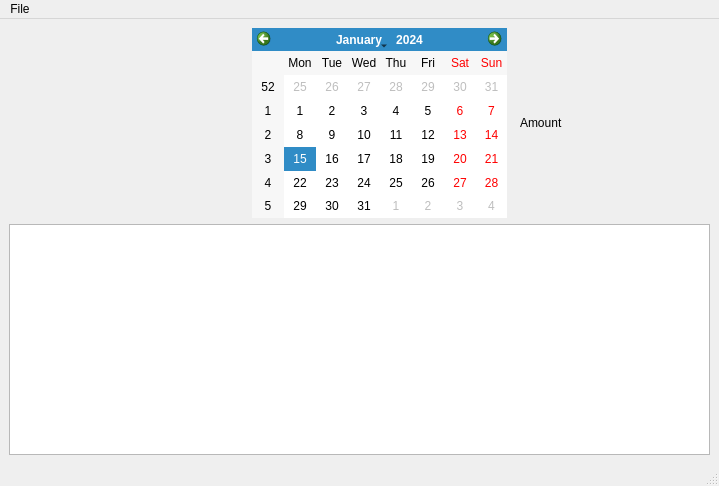
Before: the Qt Designer form src/MainWindow.ui in kermitmei/AK101, drawn with Qt 5.
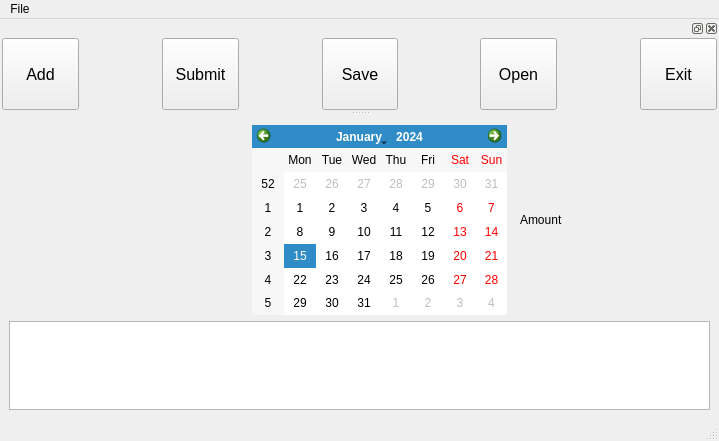
After: the same form once the commit is applied. Icons and pictures are not drawn.

Patch:
```diff
--- a/src/MainWindow.ui
+++ b/src/MainWindow.ui
@@ -7,7 +7,7 @@
     <x>0</x>
     <y>0</y>
     <width>719</width>
-    <height>486</height>
+    <height>441</height>
    </rect>
   </property>
   <property name="minimumSize">
@@ -18,7 +18,7 @@
   </property>
   <property name="maximumSize">
    <size>
-    <width>9998</width>
+    <width>16777215</width>
     <height>16777215</height>
    </size>
   </property>
@@ -35,12 +35,9 @@
    <bool>false</bool>
   </property>
   <widget class="QWidget" name="centralwidget">
-   <layout class="QGridLayout" name="gridLayout_2">
+   <layout class="QGridLayout" name="gridLayout_3">
     <item row="0" column="0">
      <layout class="QGridLayout" name="gridLayout">
-      <property name="horizontalSpacing">
-       <number>6</number>
-      </property>
       <item row="0" column="0">
        <widget class="QLabel" name="m_logoLabel">
         <property name="minimumSize">
@@ -63,6 +60,19 @@
         </property>
        </widget>
       </item>
+      <item row="0" column="1">
+       <spacer name="m_horizontalSpacer_2">
+        <property name="orientation">
+         <enum>Qt::Horizontal</enum>
+        </property>
+        <property name="sizeHint" stdset="0">
+         <size>
+          <width>20</width>
+          <height>20</height>
+         </size>
+        </property>
+       </spacer>
+      </item>
       <item row="0" column="2">
        <widget class="QCalendarWidget" name="m_calendarWidget">
         <property name="minimumSize">
@@ -79,6 +89,19 @@
         </property>
        </widget>
       </item>
+      <item row="0" column="3">
+       <spacer name="m_horizontalSpacer">
+        <property name="orientation">
+         <enum>Qt::Horizontal</enum>
+        </property>
+        <property name="sizeHint" stdset="0">
+         <size>
+          <width>20</width>
+          <height>20</height>
+         </size>
+        </property>
+       </spacer>
+      </item>
       <item row="0" column="4">
        <widget class="QLabel" name="m_amountLabel">
         <property name="minimumSize">
@@ -99,33 +122,14 @@
        </widget>
       </item>
       <item row="1" column="0" colspan="5">
-       <widget class="QTableView" name="m_memberView"/>
-      </item>
-      <item row="0" column="3">
-       <spacer name="m_horizontalSpacer">
-        <property name="orientation">
-         <enum>Qt::Horizontal</enum>
-        </property>
-        <property name="sizeHint" stdset="0">
+       <widget class="QTableView" name="m_memberView">
+        <property name="minimumSize">
          <size>
-          <width>20</width>
-          <height>20</height>
+          <width>700</width>
+          <height>75</height>
          </size>
         </property>
-       </spacer>
-      </item>
-      <item row="0" column="1">
-       <spacer name="m_horizontalSpacer_2">
-        <property name="orientation">
-         <enum>Qt::Horizontal</enum>
-        </property>
-        <property name="sizeHint" stdset="0">
-         <size>
-          <width>20</width>
-          <height>20</height>
-         </size>
-        </property>
-       </spacer>
+       </widget>
       </item>
      </layout>
     </item>
@@ -145,15 +149,232 @@
      <string>File</string>
     </property>
     <addaction name="m_addAction"/>
-    <addaction name="m_openAction"/>
-    <addaction name="m_saveAction"/>
     <addaction name="m_submitAction"/>
+    <addaction name="m_saveAction"/>
+    <addaction name="m_openAction"/>
     <addaction name="separator"/>
     <addaction name="m_exitAction"/>
    </widget>
    <addaction name="menuFile"/>
   </widget>
   <widget class="QStatusBar" name="statusbar"/>
+  <widget class="QDockWidget" name="dockWidget_2">
+   <attribute name="dockWidgetArea">
+    <number>4</number>
+   </attribute>
+   <widget class="QWidget" name="dockWidgetContents_2">
+    <property name="layoutDirection">
+     <enum>Qt::LeftToRight</enum>
+    </property>
+    <layout class="QGridLayout" name="gridLayout_2">
+     <property name="sizeConstraint">
+      <enum>QLayout::SetNoConstraint</enum>
+     </property>
+     <property name="leftMargin">
+      <number>2</number>
+     </property>
+     <property name="topMargin">
+      <number>0</number>
+     </property>
+     <property name="rightMargin">
+      <number>2</number>
+     </property>
+     <property name="bottomMargin">
+      <number>0</number>
+     </property>
+     <property name="spacing">
+      <number>0</number>
+     </property>
+     <item row="0" column="0">
+      <widget class="QPushButton" name="m_addBtn">
+       <property name="minimumSize">
+        <size>
+         <width>72</width>
+         <height>72</height>
+        </size>
+       </property>
+       <property name="font">
+        <font>
+         <pointsize>12</pointsize>
+        </font>
+       </property>
+       <property name="focusPolicy">
+        <enum>Qt::NoFocus</enum>
+       </property>
+       <property name="autoFillBackground">
+        <bool>false</bool>
+       </property>
+       <property name="styleSheet">
+        <string notr="true">border-image: url(:/green.png);</string>
+       </property>
+       <property name="text">
+        <string>Add</string>
+       </property>
+      </widget>
+     </item>
+     <item row="0" column="1">
+      <spacer name="horizontalSpacer">
+       <property name="orientation">
+        <enum>Qt::Horizontal</enum>
+       </property>
+       <property name="sizeHint" stdset="0">
+        <size>
+         <width>86</width>
+         <height>20</height>
+        </size>
+       </property>
+      </spacer>
+     </item>
+     <item row="0" column="2">
+      <widget class="QPushButton" name="m_submitBtn">
+       <property name="minimumSize">
+        <size>
+         <width>72</width>
+         <height>72</height>
+        </size>
+       </property>
+       <property name="font">
+        <font>
+         <pointsize>12</pointsize>
+        </font>
+       </property>
+       <property name="focusPolicy">
+        <enum>Qt::NoFocus</enum>
+       </property>
+       <property name="autoFillBackground">
+        <bool>false</bool>
+       </property>
+       <property name="styleSheet">
+        <string notr="true">border-image: url(:/green.png);</string>
+       </property>
+       <property name="text">
+        <string>Submit</string>
+       </property>
+      </widget>
+     </item>
+     <item row="0" column="3">
+      <spacer name="horizontalSpacer_2">
+       <property name="orientation">
+        <enum>Qt::Horizontal</enum>
+       </property>
+       <property name="sizeHint" stdset="0">
+        <size>
+         <width>86</width>
+         <height>20</height>
+        </size>
+       </property>
+      </spacer>
+     </item>
+     <item row="0" column="4">
+      <widget class="QPushButton" name="m_saveBtn">
+       <property name="minimumSize">
+        <size>
+         <width>72</width>
+         <height>72</height>
+        </size>
+       </property>
+       <property name="font">
+        <font>
+         <pointsize>12</pointsize>
+        </font>
+       </property>
+       <property name="focusPolicy">
+        <enum>Qt::NoFocus</enum>
+       </property>
+       <property name="autoFillBackground">
+        <bool>false</bool>
+       </property>
+       <property name="styleSheet">
+        <string notr="true">border-image: url(:/green.png);</string>
+       </property>
+       <property name="text">
+        <string>Save</string>
+       </property>
+      </widget>
+     </item>
+     <item row="0" column="5">
+      <spacer name="horizontalSpacer_3">
+       <property name="orientation">
+        <enum>Qt::Horizontal</enum>
+       </property>
+       <property name="sizeHint" stdset="0">
+        <size>
+         <width>85</width>
+         <height>20</height>
+        </size>
+       </property>
+      </spacer>
+     </item>
+     <item row="0" column="6">
+      <widget class="QPushButton" name="m_openBtn">
+       <property name="minimumSize">
+        <size>
+         <width>72</width>
+         <height>72</height>
+        </size>
+       </property>
+       <property name="font">
+        <font>
+         <pointsize>12</pointsize>
+        </font>
+       </property>
+       <property name="focusPolicy">
+        <enum>Qt::NoFocus</enum>
+       </property>
+       <property name="autoFillBackground">
+        <bool>false</bool>
+       </property>
+       <property name="styleSheet">
+        <string notr="true">border-image: url(:/green.png);</string>
+       </property>
+       <property name="text">
+        <string>Open</string>
+       </property>
+      </widget>
+     </item>
+     <item row="0" column="7">
+      <spacer name="horizontalSpacer_4">
+       <property name="orientation">
+        <enum>Qt::Horizontal</enum>
+       </property>
+       <property name="sizeHint" stdset="0">
+        <size>
+         <width>86</width>
+         <height>20</height>
+        </size>
+       </property>
+      </spacer>
+     </item>
+     <item row="0" column="8">
+      <widget class="QPushButton" name="m_exitBtn">
+       <property name="minimumSize">
+        <size>
+         <width>72</width>
+         <height>72</height>
+        </size>
+       </property>
+       <property name="font">
+        <font>
+         <pointsize>12</pointsize>
+        </font>
+       </property>
+       <property name="focusPolicy">
+        <enum>Qt::NoFocus</enum>
+       </property>
+       <property name="autoFillBackground">
+        <bool>false</bool>
+       </property>
+       <property name="styleSheet">
+        <string notr="true">border-image: url(:/green.png);</string>
+       </property>
+       <property name="text">
+        <string>Exit</string>
+       </property>
+      </widget>
+     </item>
+    </layout>
+   </widget>
+  </widget>
   <action name="m_openAction">
    <property name="text">
     <string>Open</string>
```
Left out of the diff: 19 changed lines with no effect on the pictures.
